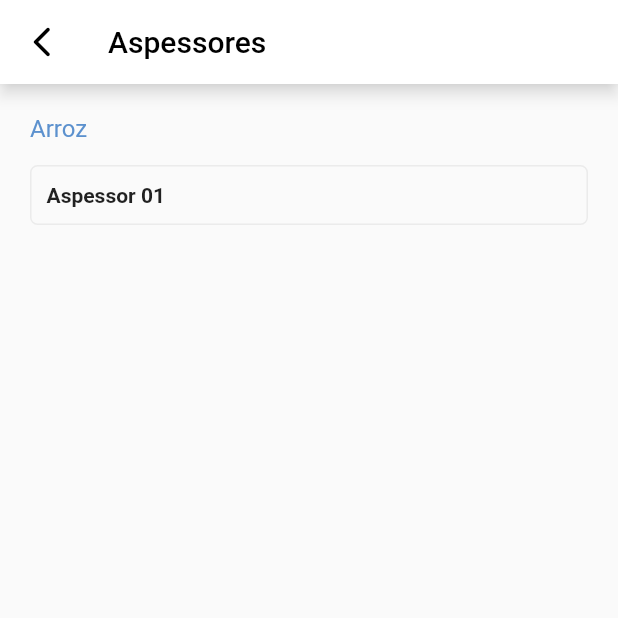
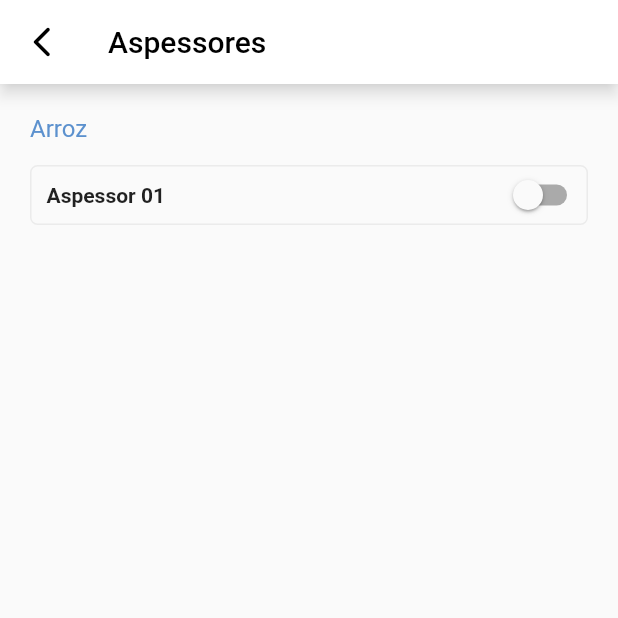
Before and after one commit to raulguilherme-dev/i_sprinkle, a Flutter app: the MenuPage screen opened directly, item 2 of the bottom bar chosen, after a tap on the "arrow back ios new" icon, on a phone screen of 412 x 824 dp, the top half of it. Run offline on Flutter 3.47's test engine with Material 2 defaults, Android fonts, the light colour scheme and no system bars; our stand-ins replace percent_indicator.

Commit message:
constantes

```diff
--- /dev/null
+++ b/lib/constantes.dart
@@ -0,0 +1,7 @@
+import 'package:flutter/material.dart';
+
+class constantes {
+  static const Color azul = Color(0xff5C91CE);
+  static const Color cinzaClaro = Color(0xffEBEBEB);
+  static const Color cinzaEscuro = Color(0xff696969);
+}
--- a/lib/dispositivos_page.dart
+++ b/lib/dispositivos_page.dart
@@ -1,6 +1,7 @@
 import 'package:flutter/material.dart';
 import 'package:flutter/src/foundation/key.dart';
 import 'package:flutter/src/widgets/framework.dart';
+import 'package:i_sprinkle/constantes.dart';
 import 'package:i_sprinkle/home_page.dart';
 
 class DispositivosPage extends StatefulWidget {
@@ -11,6 +12,8 @@ class DispositivosPage extends StatefulWidget {
 }
 
 class _DispositivosPageState extends State<DispositivosPage> {
+
+  bool state = false;
   @override
   Widget build(BuildContext context) {
     return Scaffold(
@@ -45,7 +48,7 @@ class _DispositivosPageState extends State<DispositivosPage> {
                   ),
                   child: Text('Arroz',
                     style: TextStyle(
-                      color: Color(0xff5C91CE),
+                      color: constantes.azul,
                       fontSize: 16
                     ),
                   ),
@@ -60,7 +63,7 @@ class _DispositivosPageState extends State<DispositivosPage> {
                     decoration: BoxDecoration(
                       border: Border.all(
                         width: 1,
-                        color: Color(0xffEBEBEB)
+                        color: constantes.cinzaClaro
                       ),
                       borderRadius: BorderRadius.circular(5),
                     ),
@@ -79,6 +82,13 @@ class _DispositivosPageState extends State<DispositivosPage> {
                             ),
                           ),
                         ),
+                        Switch(
+                          value: state,
+                          onChanged: (bool s){
+                            setState(() {
+                              state = s;
+                            });
+                        })
                       ],
                     ),
                   ),
--- a/lib/home_page.dart
+++ b/lib/home_page.dart
@@ -1,5 +1,6 @@
 import 'package:flutter/material.dart';
 import 'package:i_sprinkle/cultura_page.dart';
+import 'package:i_sprinkle/constantes.dart';
 
 class HomePage extends StatefulWidget {
   const HomePage({Key? key}) : super(key: key);
@@ -35,7 +36,7 @@ class _HomePageState extends State<HomePage> {
                   child: Center(
                     child: Text('Smart Water',
                       style: TextStyle(
-                        color: Color(0xff5C91CE),
+                        color: constantes.azul,
                       ),
                     ),
                   ),
@@ -58,7 +59,7 @@ class _HomePageState extends State<HomePage> {
                       Text('Ver mais',
                         style: TextStyle(
                           fontSize: 12,
-                          color: Color(0xff5C91CE),
+                          color: constantes.azul,
                         ),
                       ),
                     ],
@@ -103,12 +104,12 @@ class _HomePageState extends State<HomePage> {
                                 const Text('54.12 kB',
                                 style: TextStyle(
                                   fontSize: 18,
-                                  color: Color(0xffEBEBEB)
+                                  color: constantes.cinzaClaro
                                 ),),
                                 const Text('Intensidade Solar',
                                 style: TextStyle(
                                   fontSize: 10,
-                                  color: Color(0xffEBEBEB)
+                                  color: constantes.cinzaClaro
                                 ),),
                               ],
                             ),
@@ -123,12 +124,12 @@ class _HomePageState extends State<HomePage> {
                                 const Text('26 M³',
                                 style: TextStyle(
                                   fontSize: 18,
-                                  color: Color(0xffEBEBEB)
+                                  color: constantes.cinzaClaro
                                 ),),
                                 const Text('Umidade do Ar',
                                 style: TextStyle(
                                   fontSize: 10,
-                                  color: Color(0xffEBEBEB)
+                                  color: constantes.cinzaClaro
                                 ),),
                               ],
                             ),
@@ -143,12 +144,12 @@ class _HomePageState extends State<HomePage> {
                                 const Text('900 Mд',
                                 style: TextStyle(
                                   fontSize: 18,
-                                  color: Color(0xffEBEBEB)
+                                  color: constantes.cinzaClaro
                                 ),),
                                 const Text('Emissão de CO²',
                                 style: TextStyle(
                                   fontSize: 10,
-                                  color: Color(0xffEBEBEB)
+                                  color: constantes.cinzaClaro
                                 ),),
                               ],
                             ),
@@ -176,7 +177,7 @@ class _HomePageState extends State<HomePage> {
                       Text('Ver todas',
                         style: TextStyle(
                           fontSize: 12,
-                          color: Color(0xff5C91CE),
+                          color: constantes.azul,
                         ),
                       ),
                     ],
@@ -236,8 +237,8 @@ class _HomePageState extends State<HomePage> {
                                       gradient: LinearGradient(
                                         begin: AlignmentDirectional.bottomEnd,
                                         colors: [
-                                          const Color(0xff5C91CE),
-                                          const Color(0xffFFFFFF).withOpacity(0.0),
+                                          constantes.azul,
+                                          Colors.white.withOpacity(0.0),
                                         ]
                                       )
                                     ),
@@ -292,7 +293,7 @@ class _HomePageState extends State<HomePage> {
                             Container(
                               height: 100,
                               width: 100,
-                              color: Color(0xff5C91CE)
+                              color: constantes.azul
                             ),
                             Container(
                               height: 65,
--- a/lib/loading_page.dart
+++ b/lib/loading_page.dart
@@ -30,7 +30,7 @@ class _LoadingPageState extends State<LoadingPage> {
         child: SizedBox(
           height: MediaQuery.of(context).size.height,
           width: MediaQuery.of(context).size.width,
-          child: Image.asset('assets/images/isprinkle.png',
+          child: Image.asset('assets/images/smart-water-tela.png',
           fit: BoxFit.cover
           ),
         ),
--- a/lib/menu_page.dart
+++ b/lib/menu_page.dart
@@ -1,5 +1,6 @@
 import 'package:flutter/material.dart';
 import 'package:i_sprinkle/config_page.dart';
+import 'package:i_sprinkle/constantes.dart';
 import 'package:i_sprinkle/dispositivos_page.dart';
 import 'package:i_sprinkle/home_page.dart';
 import 'package:i_sprinkle/profile_page.dart';
@@ -43,8 +44,8 @@ class _MenuPageState extends State<MenuPage> {
       ),
       bottomNavigationBar: BottomNavigationBar(
         currentIndex: paginaAtual,
-        selectedItemColor: const Color(0xff5C91CE),
-        unselectedItemColor: const Color(0xff696969),
+        selectedItemColor: constantes.azul,
+        unselectedItemColor: constantes.cinzaEscuro,
         items: const [
           BottomNavigationBarItem(icon: Icon(Icons.home), label: "Inicio"),
           BottomNavigationBarItem(icon: Icon(Icons.monitor), label: "Dispositivos"),
--- a/lib/profile_page.dart
+++ b/lib/profile_page.dart
@@ -1,6 +1,9 @@
 import 'package:flutter/material.dart';
 import 'package:flutter/src/foundation/key.dart';
 import 'package:flutter/src/widgets/framework.dart';
+import 'package:i_sprinkle/constantes.dart';
+
+import 'login_page.dart';
 
 class ProfilePage extends StatefulWidget {
   const ProfilePage({Key? key}) : super(key: key);
@@ -31,7 +34,7 @@ class _ProfilePageState extends State<ProfilePage> {
                     decoration: BoxDecoration(
                       shape: BoxShape.circle,
                       border: Border.all(
-                        color: const Color(0xff5C91CE),
+                        color: constantes.azul,
                         width: 2
                       ),
                       image: const DecorationImage(
@@ -66,7 +69,7 @@ class _ProfilePageState extends State<ProfilePage> {
                     decoration: BoxDecoration(
                       border: Border.all(
                         width: 1,
-                        color: Color(0xffEBEBEB)
+                        color: constantes.cinzaClaro
                       ),
                       borderRadius: BorderRadius.circular(5),
                     ),
@@ -103,7 +106,7 @@ class _ProfilePageState extends State<ProfilePage> {
                     decoration: BoxDecoration(
                       border: Border.all(
                         width: 1,
-                        color: Color(0xffEBEBEB)
+                        color: constantes.cinzaClaro
                       ),
                       borderRadius: BorderRadius.circular(5),
                     ),
@@ -123,7 +126,7 @@ class _ProfilePageState extends State<ProfilePage> {
                           ),
                         ),
                         const Icon(Icons.arrow_forward_ios_rounded,
-                          color: Color(0xff696969),
+                          color: constantes.cinzaEscuro,
                         )
                       ],
                     ),
@@ -139,6 +142,14 @@ class _ProfilePageState extends State<ProfilePage> {
                     decoration: BoxDecoration(
                       borderRadius: BorderRadius.circular(5)
                     ),
+                    child: GestureDetector(
+                      onTap: () {
+                        Navigator.push(
+                        context,
+                        MaterialPageRoute(builder: (context) {
+                          return const LoginPage();
+                        }),);
+                      },
                       child: Column(
                         crossAxisAlignment: CrossAxisAlignment.center,
                         mainAxisAlignment: MainAxisAlignment.center,
@@ -152,6 +163,7 @@ class _ProfilePageState extends State<ProfilePage> {
                         ],
                       ),
                     ),
+                  ),
                 )
               ],
             ),
--- a/pubspec.yaml
+++ b/pubspec.yaml
@@ -60,7 +60,7 @@ flutter:
 
   # To add assets to your application, add an assets section, like this:
   assets:
-    - assets/images/isprinkle.png
+    - assets/images/smart-water-tela.png
     - assets/images/logo.png
     - assets/images/co2-icon.png
     - assets/images/intesidade-solar-icon.png
```
Also changed, not shown: lib/cadastro_page.dart (+138 -29 lines), lib/cultura_page.dart (+18 -8 lines), lib/login_page.dart (+22 -13 lines), assets/images/smart-water-tela.png (added). Lines whose indentation alone changed are shown as unchanged.
